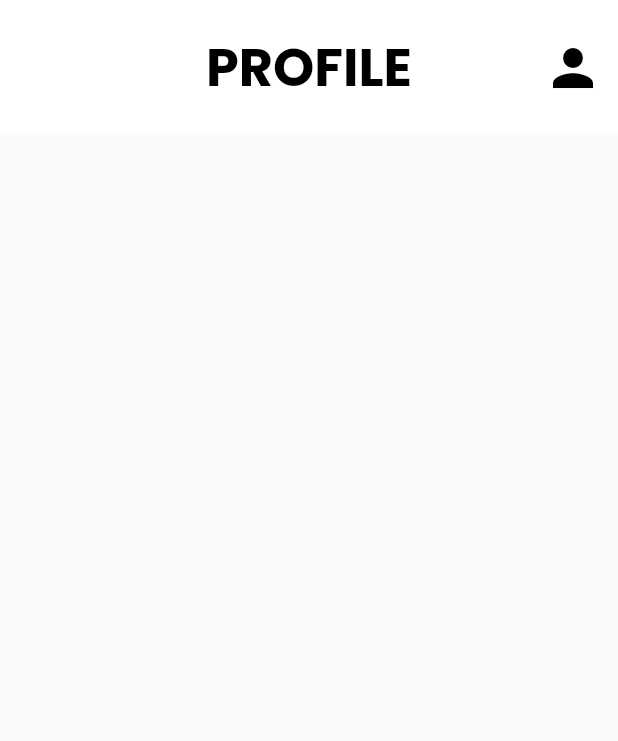
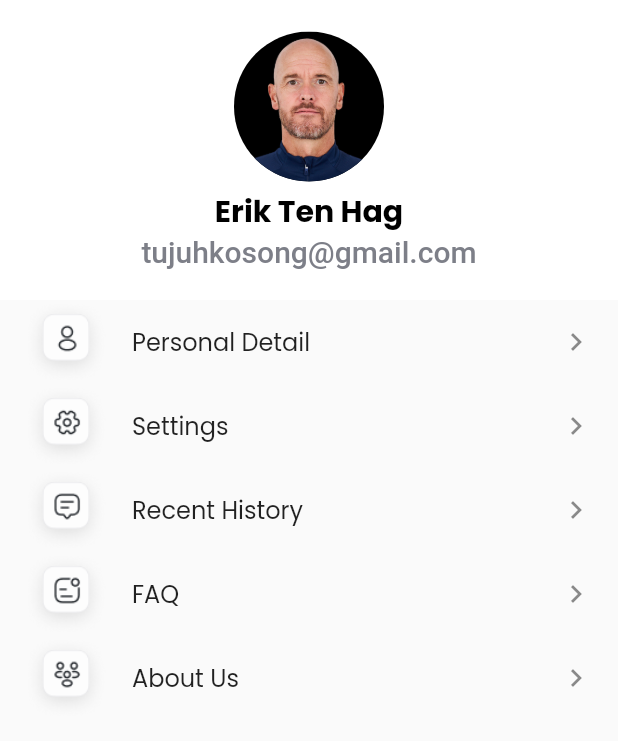
Before and after one commit to asrafayyasi/HiCar, a Flutter app: the profile screen opened directly, on a phone screen of 412 x 824 dp. Shown: the top 741 px of the screen. Run offline on Flutter 3.47's test engine with Material 2 defaults, Android fonts, the light colour scheme and no system bars; our stand-ins replace iconsax, salomon_bottom_bar.

Commit message:
new file:   images/about.png 	new file:   images/eth.png 	new file:   images/faq.png 	new file:   images/history.png 	new file:   images/payment.png 	new file:   images/person.png 	new file:   images/setting.png 	modified:   lib/main.dart 	renamed:    lib/ElectricCars.dart -> lib/pages/ElectricCars.dart 	renamed:    lib/Suvcars.dart -> lib/pages/Suvcars.dart 	renamed:    lib/explore.dart -> lib/pages/explore.dart 	renamed:    lib/loginpage.dart -> lib/pages/loginpage.dart 	renamed:    lib/navigasi.dart -> lib/pages/navigasi.dart 	renamed:    lib/newhomepage.dart -> lib/pages/newhomepage.dart 	new file:   lib/pages/profile.dart 	renamed:    lib/search.dart -> lib/pages/search.dart 	renamed:    lib/sportcars.dart -> lib/pages/sportcars.dart 	deleted:    lib/profile.dart 	modified:   pubspec.lock 	modified:   pubspec.yaml

```diff
--- a/lib/main.dart
+++ b/lib/main.dart
@@ -1,11 +1,12 @@
 import 'package:flutter/material.dart';
-import 'package:rentcar/newhomepage.dart';
-import './newhomepage.dart';
-import './loginpage.dart';
-import './sportcars.dart';
-import './Suvcars.dart';
-import './ElectricCars.dart';
-import 'navigasi.dart';
+import 'package:rentcar/pages/newhomepage.dart';
+import 'pages/newhomepage.dart';
+import 'pages/loginpage.dart';
+import 'pages/sportcars.dart';
+import 'pages/Suvcars.dart';
+import 'pages/ElectricCars.dart';
+import 'pages/navigasi.dart';
+import 'pages/profile.dart';
 
 void main() {
   runApp(myApp());
@@ -17,13 +18,14 @@ class myApp extends StatelessWidget {
     return MaterialApp(
       debugShowCheckedModeBanner: false,
       initialRoute: loginPage.nameroute,
-      home: navigasi(),
+      home: profile(),
       routes: {
         navigasi.nameroute: (context) => navigasi(),
         loginPage.nameroute: (context) => loginPage(),
         sportcars.nameroute: (context) => sportcars(),
         electric.nameroute: (context) => electric(),
-        suvcars.nameroute: (context) => suvcars()
+        suvcars.nameroute: (context) => suvcars(),
+        profile.nameroute: (context) => profile()
       },
     );
   }
--- a/lib/loginpage.dart
+++ b/lib/pages/loginpage.dart
@@ -1,6 +1,6 @@
 import 'package:flutter/material.dart';
-import 'package:rentcar/newhomepage.dart';
-import 'package:rentcar/navigasi.dart';
+import 'package:rentcar/pages/newhomepage.dart';
+import 'package:rentcar/pages/navigasi.dart';
 
 class loginPage extends StatelessWidget {
   static const nameroute = '/loginpage';
--- a/lib/newhomepage.dart
+++ b/lib/pages/newhomepage.dart
@@ -1,7 +1,7 @@
 import 'package:flutter/material.dart';
-import 'package:rentcar/sportcars.dart';
-import 'package:rentcar/Suvcars.dart';
-import 'package:rentcar/ElectricCars.dart';
+import 'package:rentcar/pages/sportcars.dart';
+import 'package:rentcar/pages/Suvcars.dart';
+import 'package:rentcar/pages/ElectricCars.dart';
 
 class Homepage extends StatelessWidget {
   static const nameroute = '/HomePage';
--- /dev/null
+++ b/lib/pages/profile.dart
@@ -0,0 +1,100 @@
+import 'package:flutter/material.dart';
+import 'package:iconsax/iconsax.dart';
+
+class profile extends StatelessWidget {
+  static const nameroute = '/profil';
+
+  @override
+  Widget build(BuildContext context) {
+    return Scaffold(
+      body: CustomScrollView(
+        slivers: [
+          SliverAppBar(
+            backgroundColor: Colors.white,
+            toolbarHeight: 200,
+            centerTitle: true,
+            title: Container(
+              child: Column(
+                children: [
+                  ClipRRect(
+                    borderRadius: BorderRadius.circular(50),
+                    child: Container(
+                      child: Image(image: AssetImage("images/eth.png")),
+                      height: 100,
+                      width: 100,
+                      color: Colors.black,
+                    ),
+                  ),
+                  Padding(
+                    padding: const EdgeInsets.only(top: 5),
+                    child: Text(
+                      "Erik Ten Hag",
+                      style: TextStyle(
+                          color: Colors.black,
+                          fontFamily: 'Poppins',
+                          fontWeight: FontWeight.bold),
+                    ),
+                  ),
+                  Text(
+                    "tujuhkosong@gmail.com",
+                    style: TextStyle(color: Color.fromARGB(255, 125, 127, 136)),
+                  )
+                ],
+              ),
+            ),
+            // bottom: AppBar(
+            //   elevation: 0,
+            //   leading: null,
+            //   backgroundColor: Colors.white,
+            //   centerTitle: true,
+            //   title: ,
+            // ),
+          ),
+          SliverList(
+              delegate: SliverChildListDelegate([
+            ListTile(
+              leading: Image(image: AssetImage("images/person.png")),
+              title: Text(
+                "Personal Detail",
+                style: TextStyle(fontFamily: 'Poppins'),
+              ),
+              trailing: Icon(Icons.keyboard_arrow_right),
+            ),
+            ListTile(
+              leading: Image(image: AssetImage("images/setting.png")),
+              title: Text(
+                "Settings",
+                style: TextStyle(fontFamily: 'Poppins'),
+              ),
+              trailing: Icon(Icons.keyboard_arrow_right),
+            ),
+            ListTile(
+              leading: Image(image: AssetImage('images/history.png')),
+              title: Text(
+                "Recent History",
+                style: TextStyle(fontFamily: 'Poppins'),
+              ),
+              trailing: Icon(Icons.keyboard_arrow_right),
+            ),
+            ListTile(
+              leading: Image(image: AssetImage("images/faq.png")),
+              title: Text(
+                "FAQ",
+                style: TextStyle(fontFamily: 'Poppins'),
+              ),
+              trailing: Icon(Icons.keyboard_arrow_right),
+            ),
+            ListTile(
+              leading: Image(image: AssetImage('images/about.png')),
+              title: Text(
+                "About Us",
+                style: TextStyle(fontFamily: 'Poppins'),
+              ),
+              trailing: Icon(Icons.keyboard_arrow_right),
+            )
+          ]))
+        ],
+      ),
+    );
+  }
+}
--- a/lib/profile.dart
+++ /dev/null
@@ -1,49 +0,0 @@
-import 'package:flutter/material.dart';
-
-class profile extends StatelessWidget {
-  static const nameroute = '/profil';
-
-  @override
-  Widget build(BuildContext context) {
-    return Scaffold(
-      body: CustomScrollView(
-        slivers: [
-          SliverAppBar(
-            pinned: true,
-            backgroundColor: Colors.white,
-            toolbarHeight: 90,
-            // leading: IconButton(
-            //   onPressed: () {
-            //     Navigator.of(context).pop();
-            //   },
-            //   icon: Icon(
-            //     Icons.arrow_back_ios_new,
-            //     size: 40,
-            //   ),
-            //   color: Colors.black,
-            // ),
-            centerTitle: true,
-            title: Text(
-              "PROFILE",
-              style: TextStyle(
-                  color: Colors.black,
-                  fontSize: 35,
-                  fontFamily: 'Poppins',
-                  fontWeight: FontWeight.bold),
-            ),
-            actions: [
-              IconButton(
-                  onPressed: () {},
-                  icon: Icon(
-                    Icons.person,
-                    color: Colors.black,
-                    size: 40.0,
-                  )),
-              Padding(padding: EdgeInsets.only(right: 10))
-            ],
-          ),
-        ],
-      ),
-    );
-  }
-}
--- a/pubspec.yaml
+++ b/pubspec.yaml
@@ -30,6 +30,7 @@ environment:
 dependencies:
   flutter:
     sdk: flutter
+  iconsax: ^0.0.8
 
   # The following adds the Cupertino Icons font to your application.
   # Use with the CupertinoIcons class for iOS style icons.
```
Also changed, not shown: lib/pages/navigasi.dart (renamed from lib/navigasi.dart, +7 -7 lines), images/about.png (added), images/eth.png (added), images/faq.png (added), images/history.png (added), images/payment.png (added), images/person.png (added), images/setting.png (added), lib/pages/ElectricCars.dart (renamed from lib/ElectricCars.dart), lib/pages/Suvcars.dart (renamed from lib/Suvcars.dart), lib/pages/explore.dart (renamed from lib/explore.dart), lib/pages/search.dart (renamed from lib/search.dart), lib/pages/sportcars.dart (renamed from lib/sportcars.dart), pubspec.lock.
